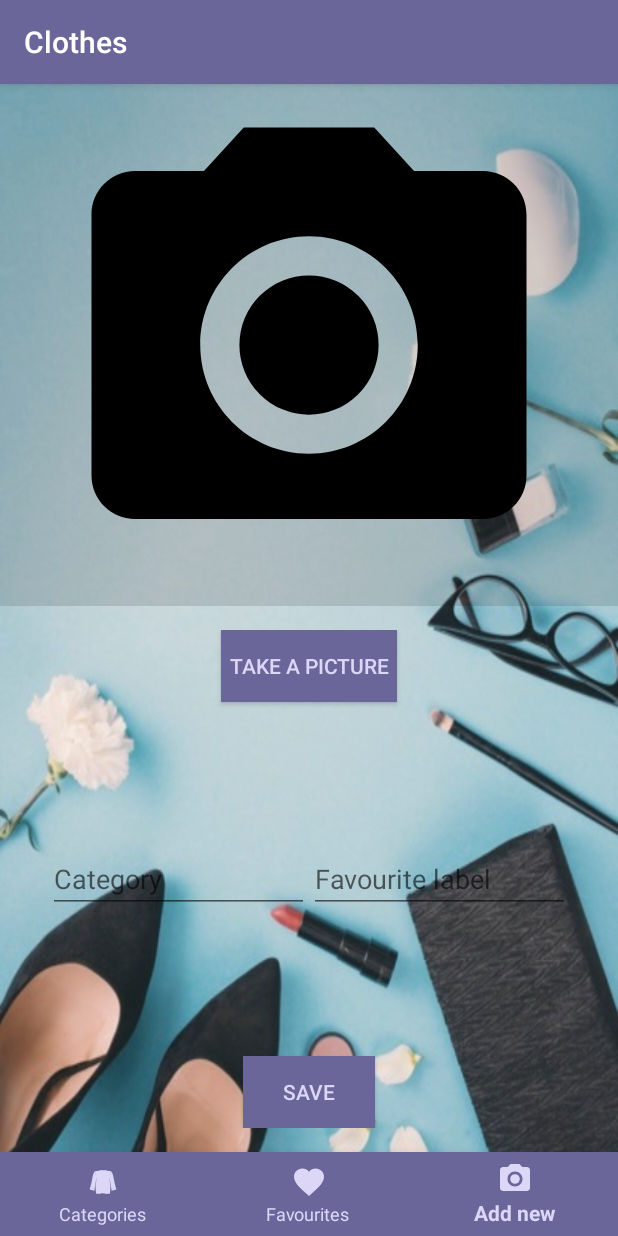
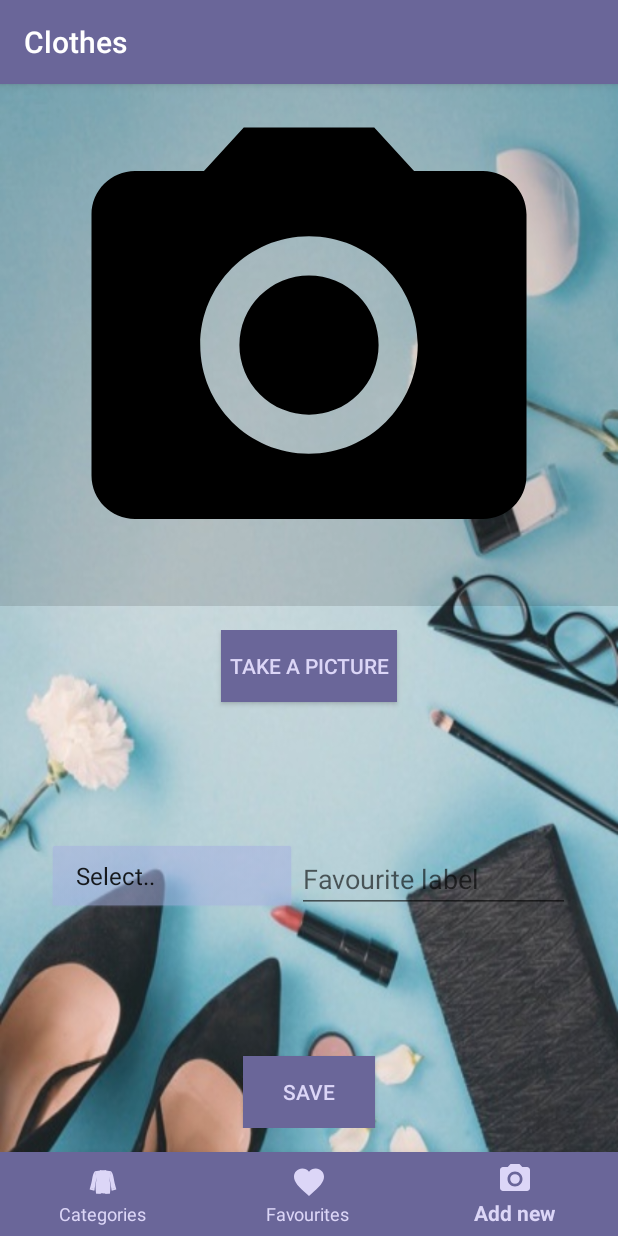
Before and after one commit to tothniki/Clothes-android, an Android app: the screen it shows after launch (MainActivity), item 3 of the bottom bar chosen, on a phone screen of 412 x 824 dp. Run offline under Robolectric (Android 15) with nearby library versions, the phone set to English and light mode, and no system bars; our stand-ins replace Dagger/Hilt's generated code; libraries missing offline, so code that uses them is left out: com.orm, com.orm.dsl; pictures from the network do not load; 13 statements that could not run were skipped.

Commit message:
Add drop down list to create fragment

```diff
--- a/app/src/main/java/com/example/kata/clothes/ui/create/CreateFragment.java
+++ b/app/src/main/java/com/example/kata/clothes/ui/create/CreateFragment.java
@@ -23,8 +23,11 @@ import android.util.Log;
 import android.view.LayoutInflater;
 import android.view.View;
 import android.view.ViewGroup;
+import android.widget.AdapterView;
+import android.widget.ArrayAdapter;
 import android.widget.Button;
 import android.widget.ImageView;
+import android.widget.Spinner;
 
 import com.example.kata.clothes.ClothesApplication;
 import com.example.kata.clothes.R;
@@ -58,6 +61,10 @@ public class CreateFragment extends Fragment implements CreateScreen {
     private Button createClothButton;
 
     private ClothesModel selectedCloth = null;
+
+    private Spinner spinner;
+    private static final String[] paths = {"Select..", "T-Shirt", "Skirt", "Shirt", "Coat", "Pants", "Dress", "Shoes", "Accessories", "Others"};
+    String cat;
 
     @Inject
     CreatePresenter createPresenter;
@@ -154,9 +161,28 @@ public class CreateFragment extends Fragment implements CreateScreen {
 
         takePictureButton = (Button) v.findViewById(R.id.button_image);
         imageView = (ImageView) v.findViewById(R.id.imageview);
-        categoryEditText = (TextInputEditText) v.findViewById(R.id.cat_input);
+//        categoryEditText = (TextInputEditText) v.findViewById(R.id.cat_input);
         favouriteEditText = (TextInputEditText) v.findViewById(R.id.fav_input);
         createClothButton = (Button) v.findViewById((R.id.button_create));
+
+//        Set up the drop down list
+         spinner = (Spinner) v.findViewById(R.id.cat_input);
+        ArrayAdapter<String> adapter = new ArrayAdapter<String>((MainActivity) getActivity(),
+        android.R.layout.simple_spinner_item,paths);
+        adapter.setDropDownViewResource(android.R.layout.simple_spinner_dropdown_item);
+        spinner.setAdapter(adapter);
+        spinner.setOnItemSelectedListener(new AdapterView.OnItemSelectedListener() {
+            @Override
+            public void onItemSelected(AdapterView<?> adapterView, View view, int i, long l) {
+                cat = paths[i];
+            }
+
+            @Override
+            public void onNothingSelected(AdapterView<?> adapterView) {
+                ;
+
+            }
+        });
 
 
         if (ContextCompat.checkSelfPermission(getContext(), Manifest.permission.CAMERA) != PackageManager.PERMISSION_GRANTED) {
@@ -168,7 +194,18 @@ public class CreateFragment extends Fragment implements CreateScreen {
         if(this.selectedCloth != null){
             this.file = Uri.parse(this.selectedCloth.getUri());
             imageView.setImageURI(this.file);
-            categoryEditText.setText(this.selectedCloth.getCategory().getName());
+
+            String cat = this.selectedCloth.getCategory().getName();
+            int count = 0;
+            for( String cats : paths){
+                if(cats.contains(cat)){
+                    spinner.setSelection(count);
+                    break;
+                }
+                count+=1;
+            }
+
+//            categoryEditText.setText(this.selectedCloth.getCategory().getName());
             String label_ = this.selectedCloth.getLabel().getName();
             if(label_.contains("no_label_set")){
                 favouriteEditText.setText("");
@@ -195,17 +232,18 @@ public class CreateFragment extends Fragment implements CreateScreen {
 
         createClothButton.setOnClickListener(new View.OnClickListener(){
             public void onClick(View v) {
-                String cat = categoryEditText.getText().toString();
+//                String cat = categoryEditText.getText().toString();
                 String fav = favouriteEditText.getText().toString();
-                if(file != null && imageView.getDrawable() != null && cat!=null && !cat.isEmpty()){
+                if(file != null && imageView.getDrawable() != null && cat!=null && !cat.isEmpty() && !cat.contains("Select")){
                     saveNewCloth(cat, fav);
                     ShowMessageDialog("Item saved successfully!");
                     //reset the selected item
 //                    ((MainActivity)getActivity()).setSelectedCloth(null);
                     Log.e(TAG, "-------------------------------------------------------------save new item into DB-" + cat + "-" );
                     imageView.setImageResource(R.drawable.ic_camera_alt_black_24dp);
-                    categoryEditText.setText(null);
+//                    categoryEditText.setText(null);
                     favouriteEditText.setText(null);
+                    spinner.setSelection(0);
                     file = null;
                 }else{
                     ShowMessageDialog("Make sure you have a picture and a category!");
--- a/app/src/main/res/layout/fragment_create.xml
+++ b/app/src/main/res/layout/fragment_create.xml
@@ -55,13 +55,23 @@
                     android:gravity="center"
                     android:orientation="horizontal">
 
-                    <android.support.design.widget.TextInputEditText
-                        android:id="@+id/cat_input"
-                        android:layout_width="match_parent"
-                        android:layout_height="wrap_content"
-                        android:layout_weight="0.5"
-                        android:hint="Category"
-                        />
+                    <!--<android.support.design.widget.TextInputEditText-->
+                        <!--android:id="@+id/cat_input"-->
+                        <!--android:layout_width="match_parent"-->
+                        <!--android:layout_height="wrap_content"-->
+                        <!--android:layout_weight="0.5"-->
+                        <!--android:hint="Category"-->
+                        <!--/>-->
+
+                    <Spinner
+                    android:id="@+id/cat_input"
+                    android:layout_width="wrap_content"
+                    android:layout_height="wrap_content"
+                    android:background="@android:drawable/btn_dropdown"
+                    android:backgroundTint="@color/color_drop"
+                    android:popupBackground="@color/color_drop_popup"
+                    android:spinnerMode="dropdown"
+                    android:overScrollMode="ifContentScrolls" />
 
                     <android.support.design.widget.TextInputEditText
                         android:id="@+id/fav_input"
--- a/app/src/main/res/values/colors.xml
+++ b/app/src/main/res/values/colors.xml
@@ -18,5 +18,7 @@
     <color name="text">#DCD6F7</color>
     <color name="transparent">#20000000</color>
     <color name="category_balck">#000000</color>
+    <color name="color_drop">#90A6B1E1</color>
+    <color name="color_drop_popup">#A6B1E1</color>
 
 </resources>
```
